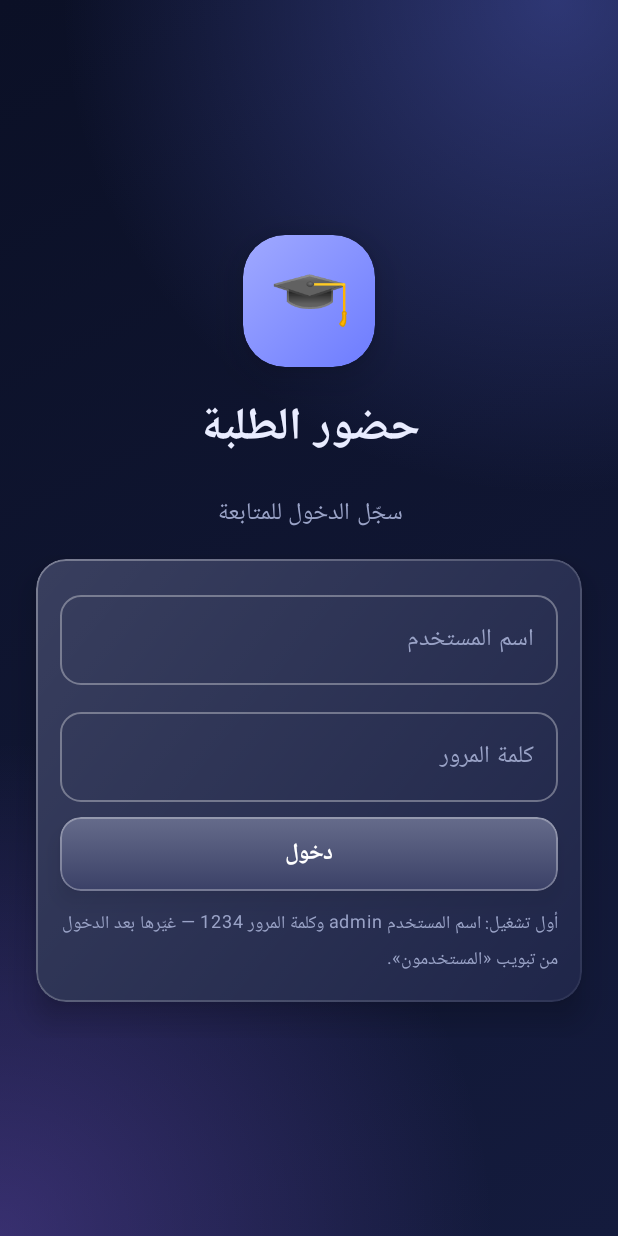
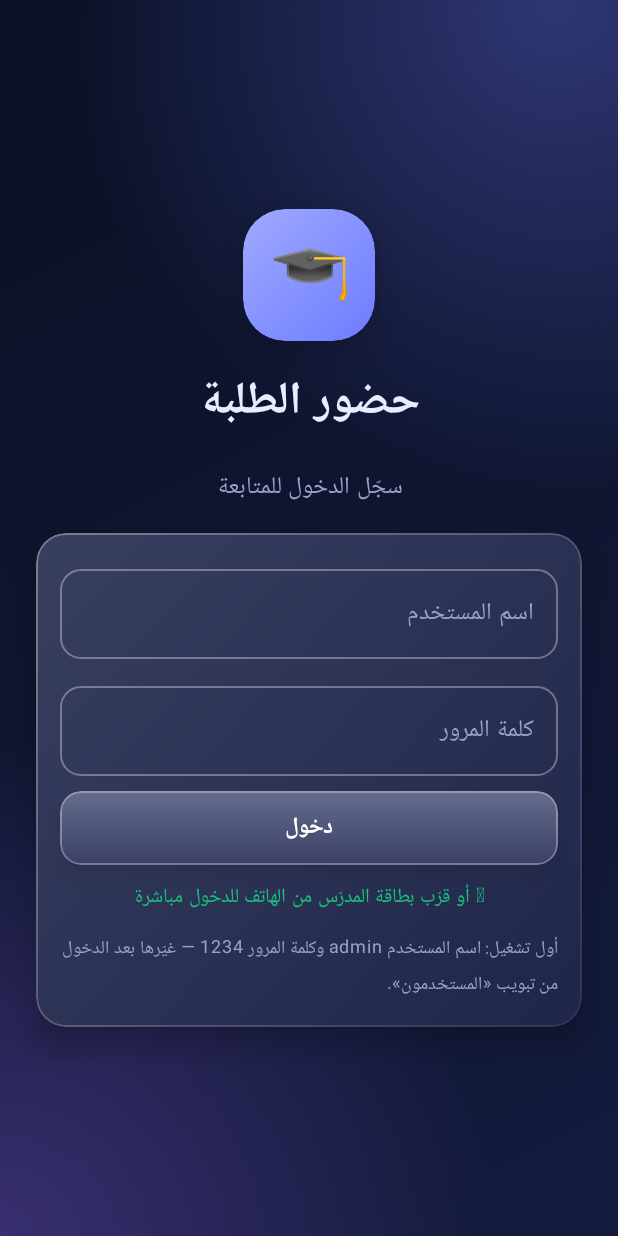
Before and after one commit to ibrahimmoayed039-netizen/studintandrid, an Android app built with Jetpack Compose: the screen it shows after launch (MainActivity), on a phone screen of 412 x 824 dp. Run offline under Robolectric (Android 15) with nearby library versions, the phone set to English and light mode, and no system bars; our stand-ins replace Room's generated code.

Commit message:
Add files via upload

```diff
--- a/app/src/main/java/com/attendance/nfc/ui/LoginScreen.kt
+++ b/app/src/main/java/com/attendance/nfc/ui/LoginScreen.kt
@@ -29,6 +29,7 @@ fun LoginScreen(vm: MainViewModel) {
     var error by remember { mutableStateOf("") }
     var busy by remember { mutableStateOf(false) }
     val notice by vm.logoutNotice.collectAsState()
+    val cardErr by vm.loginCardError.collectAsState()
 
     Box(Modifier.fillMaxSize().statusBarsPadding().navigationBarsPadding().imePadding(), contentAlignment = Alignment.Center) {
         Column(
@@ -44,9 +45,10 @@ fun LoginScreen(vm: MainViewModel) {
             Text("سجّل الدخول للمتابعة", color = Mut)
             if (notice.isNotBlank()) Text("🔒 $notice", color = OkC, fontWeight = FontWeight.Bold, textAlign = TextAlign.Center)
             GlassCard {
-                AppField(username, { username = it; error = "" }, "اسم المستخدم")
+                AppField(username, { username = it; error = ""; vm.clearLoginCardError() }, "اسم المستخدم")
                 AppField(password, { password = it; error = "" }, "كلمة المرور", keyboard = KeyboardType.Password, visual = PasswordVisualTransformation())
                 if (error.isNotBlank()) Text(error, color = BadC, textAlign = TextAlign.Center, modifier = Modifier.fillMaxWidth())
+                if (cardErr.isNotBlank()) Text(cardErr, color = BadC, textAlign = TextAlign.Center, modifier = Modifier.fillMaxWidth())
                 Btn3D(if (busy) "..." else "دخول", {
                     busy = true
                     vm.login(username, password) { ok ->
@@ -54,6 +56,7 @@ fun LoginScreen(vm: MainViewModel) {
                         if (!ok) error = "اسم المستخدم أو كلمة المرور غير صحيحة"
                     }
                 }, Modifier.fillMaxWidth(), enabled = !busy && username.isNotBlank() && password.isNotEmpty())
+                Text("🪪 أو قرّب بطاقة المدرّس من الهاتف للدخول مباشرة", color = OkC, fontSize = 13.sp, textAlign = TextAlign.Center, modifier = Modifier.fillMaxWidth())
                 Text("أول تشغيل: اسم المستخدم admin وكلمة المرور 1234 — غيّرها بعد الدخول من تبويب «المستخدمون».", color = Mut, fontSize = 12.sp)
             }
         }
```
Also changed, not shown: app/src/main/java/com/attendance/nfc/MainViewModel.kt (+21 -1 lines), 1 other file.
